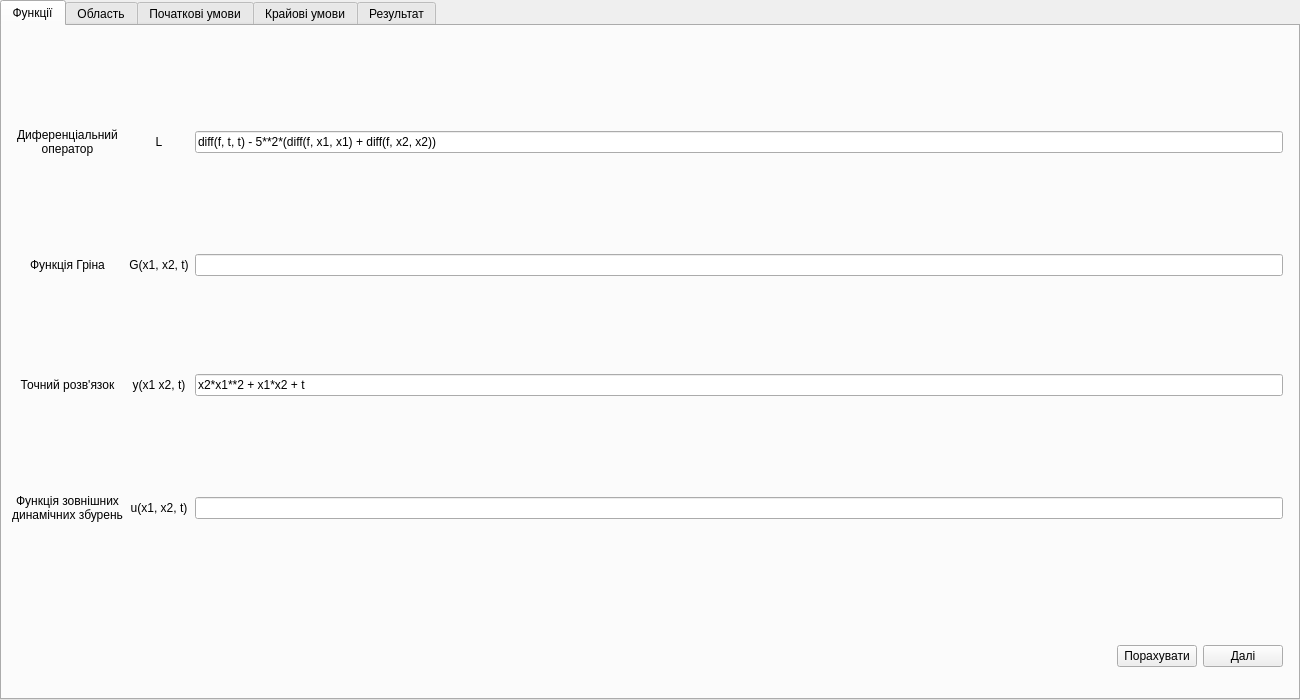
This is tabwidget.ui in Lamzin/math-modeling as Qt 5 draws it before an edit. The edited form follows.
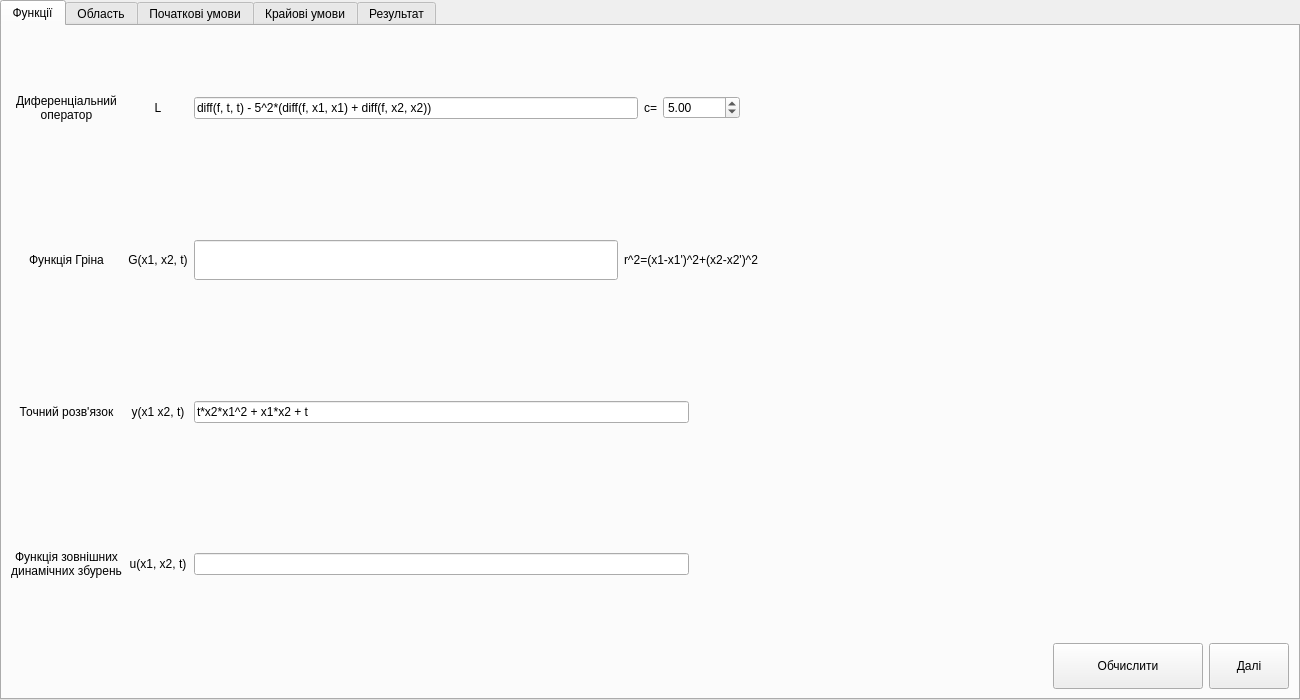
This is the edited form.

```diff
--- a/tabwidget.ui
+++ b/tabwidget.ui
@@ -10,6 +10,12 @@
     <height>700</height>
    </rect>
   </property>
+  <property name="minimumSize">
+   <size>
+    <width>683</width>
+    <height>512</height>
+   </size>
+  </property>
   <property name="windowTitle">
    <string>Лабораторна робота</string>
   </property>
@@ -17,43 +23,30 @@
    <number>0</number>
   </property>
   <widget class="QWidget" name="tab1">
+   <property name="sizePolicy">
+    <sizepolicy hsizetype="Preferred" vsizetype="Preferred">
+     <horstretch>0</horstretch>
+     <verstretch>0</verstretch>
+    </sizepolicy>
+   </property>
    <attribute name="title">
     <string>Функції</string>
    </attribute>
-   <widget class="QWidget" name="horizontalLayoutWidget">
-    <property name="geometry">
-     <rect>
-      <x>10</x>
-      <y>600</y>
-      <width>1271</width>
-      <height>61</height>
-     </rect>
-    </property>
-    <layout class="QHBoxLayout" name="horizontalLayout_1">
-     <item>
-      <spacer name="horizontalSpacer_1">
+   <layout class="QGridLayout" name="gridLayout_3">
+    <item row="0" column="1">
+     <spacer name="verticalSpacer">
        <property name="orientation">
-        <enum>Qt::Horizontal</enum>
-       </property>
-       <property name="sizeType">
-        <enum>QSizePolicy::Expanding</enum>
+       <enum>Qt::Vertical</enum>
        </property>
        <property name="sizeHint" stdset="0">
         <size>
-         <width>40</width>
-         <height>20</height>
+        <width>20</width>
+        <height>40</height>
         </size>
        </property>
       </spacer>
      </item>
-     <item>
-      <widget class="QPushButton" name="tab1_button_calc">
-       <property name="text">
-        <string>Порахувати</string>
-       </property>
-      </widget>
-     </item>
-     <item>
+    <item row="1" column="1">
       <widget class="QPushButton" name="tab1_button_next">
        <property name="sizePolicy">
         <sizepolicy hsizetype="Fixed" vsizetype="Fixed">
@@ -61,52 +54,22 @@
          <verstretch>0</verstretch>
         </sizepolicy>
        </property>
+      <property name="minimumSize">
+       <size>
+        <width>0</width>
+        <height>46</height>
+       </size>
+      </property>
        <property name="text">
         <string>Далі</string>
        </property>
       </widget>
      </item>
-    </layout>
-   </widget>
-   <widget class="QWidget" name="gridLayoutWidget">
-    <property name="geometry">
-     <rect>
-      <x>10</x>
-      <y>10</y>
-      <width>1271</width>
-      <height>581</height>
-     </rect>
-    </property>
+    <item row="0" column="0">
     <layout class="QGridLayout" name="gridLayout_1">
      <property name="sizeConstraint">
       <enum>QLayout::SetDefaultConstraint</enum>
      </property>
-     <item row="0" column="1">
-      <widget class="QLabel" name="label_L_2">
-       <property name="maximumSize">
-        <size>
-         <width>16777215</width>
-         <height>20</height>
-        </size>
-       </property>
-       <property name="text">
-        <string>L</string>
-       </property>
-       <property name="alignment">
-        <set>Qt::AlignCenter</set>
-       </property>
-      </widget>
-     </item>
-     <item row="1" column="2">
-      <widget class="QLineEdit" name="lineEdit_G"/>
-     </item>
-     <item row="0" column="2">
-      <widget class="QLineEdit" name="lineEdit_L">
-       <property name="text">
-        <string>diff(f, t, t) - 5**2*(diff(f, x1, x1) + diff(f, x2, x2))</string>
-       </property>
-      </widget>
-     </item>
      <item row="1" column="1">
       <widget class="QLabel" name="label_G_2">
        <property name="text">
@@ -117,13 +80,6 @@
        </property>
       </widget>
      </item>
-     <item row="2" column="2">
-      <widget class="QLineEdit" name="lineEdit_y">
-       <property name="text">
-        <string>x2*x1**2 + x1*x2 + t</string>
-       </property>
-      </widget>
-     </item>
      <item row="1" column="0">
       <widget class="QLabel" name="label_G">
        <property name="text">
@@ -134,17 +90,6 @@
        </property>
       </widget>
      </item>
-     <item row="0" column="0">
-      <widget class="QLabel" name="label_L">
-       <property name="text">
-        <string>Диференціальний
-оператор</string>
-       </property>
-       <property name="alignment">
-        <set>Qt::AlignCenter</set>
-       </property>
-      </widget>
-     </item>
      <item row="2" column="0">
       <widget class="QLabel" name="label_y">
        <property name="text">
@@ -186,11 +131,289 @@
        </property>
       </widget>
      </item>
+      <item row="0" column="1">
+       <widget class="QLabel" name="label_L_2">
+        <property name="maximumSize">
+         <size>
+          <width>16777215</width>
+          <height>20</height>
+         </size>
+        </property>
+        <property name="text">
+         <string>L</string>
+        </property>
+        <property name="alignment">
+         <set>Qt::AlignCenter</set>
+        </property>
+       </widget>
+      </item>
+      <item row="0" column="0">
+       <widget class="QLabel" name="label_L">
+        <property name="text">
+         <string>Диференціальний
+оператор</string>
+        </property>
+        <property name="alignment">
+         <set>Qt::AlignCenter</set>
+        </property>
+       </widget>
+      </item>
+      <item row="0" column="2">
+       <layout class="QHBoxLayout" name="horizontalLayout_14">
+        <item>
+         <widget class="QLineEdit" name="lineEdit_L">
+          <property name="enabled">
+           <bool>true</bool>
+          </property>
+          <property name="minimumSize">
+           <size>
+            <width>300</width>
+            <height>20</height>
+           </size>
+          </property>
+          <property name="text">
+           <string>diff(f, t, t) - 5^2*(diff(f, x1, x1) + diff(f, x2, x2))</string>
+          </property>
+          <property name="readOnly">
+           <bool>true</bool>
+          </property>
+         </widget>
+        </item>
+        <item>
+         <widget class="QLabel" name="label_c">
+          <property name="text">
+           <string>c=</string>
+          </property>
+         </widget>
+        </item>
+        <item>
+         <widget class="QDoubleSpinBox" name="doubleSpinBox_c">
+          <property name="minimumSize">
+           <size>
+            <width>0</width>
+            <height>20</height>
+           </size>
+          </property>
+          <property name="decimals">
+           <number>2</number>
+          </property>
+          <property name="minimum">
+           <double>0.000000000000000</double>
+          </property>
+          <property name="maximum">
+           <double>99999.990000000005239</double>
+          </property>
+          <property name="value">
+           <double>5.000000000000000</double>
+          </property>
+         </widget>
+        </item>
+        <item>
+         <spacer name="horizontalSpacer">
+          <property name="orientation">
+           <enum>Qt::Horizontal</enum>
+          </property>
+          <property name="sizeHint" stdset="0">
+           <size>
+            <width>40</width>
+            <height>20</height>
+           </size>
+          </property>
+         </spacer>
+        </item>
+        <item>
+         <spacer name="verticalSpacer_2">
+          <property name="orientation">
+           <enum>Qt::Vertical</enum>
+          </property>
+          <property name="sizeHint" stdset="0">
+           <size>
+            <width>20</width>
+            <height>40</height>
+           </size>
+          </property>
+         </spacer>
+        </item>
+       </layout>
+      </item>
+      <item row="2" column="2">
+       <layout class="QHBoxLayout" name="horizontalLayout_16">
+        <item>
+         <widget class="QLineEdit" name="lineEdit_y">
+          <property name="minimumSize">
+           <size>
+            <width>300</width>
+            <height>20</height>
+           </size>
+          </property>
+          <property name="text">
+           <string>t*x2*x1^2 + x1*x2 + t</string>
+          </property>
+         </widget>
+        </item>
+        <item>
+         <spacer name="horizontalSpacer_5">
+          <property name="orientation">
+           <enum>Qt::Horizontal</enum>
+          </property>
+          <property name="sizeHint" stdset="0">
+           <size>
+            <width>40</width>
+            <height>20</height>
+           </size>
+          </property>
+         </spacer>
+        </item>
+        <item>
+         <spacer name="verticalSpacer_4">
+          <property name="orientation">
+           <enum>Qt::Vertical</enum>
+          </property>
+          <property name="sizeHint" stdset="0">
+           <size>
+            <width>20</width>
+            <height>40</height>
+           </size>
+          </property>
+         </spacer>
+        </item>
+       </layout>
+      </item>
      <item row="3" column="2">
-      <widget class="QLineEdit" name="lineEdit_u"/>
-     </item>
-    </layout>
-   </widget>
+       <layout class="QHBoxLayout" name="horizontalLayout_17">
+        <item>
+         <widget class="QLineEdit" name="lineEdit_u">
+          <property name="minimumSize">
+           <size>
+            <width>300</width>
+            <height>20</height>
+           </size>
+          </property>
+         </widget>
+        </item>
+        <item>
+         <spacer name="horizontalSpacer_6">
+          <property name="orientation">
+           <enum>Qt::Horizontal</enum>
+          </property>
+          <property name="sizeHint" stdset="0">
+           <size>
+            <width>40</width>
+            <height>20</height>
+           </size>
+          </property>
+         </spacer>
+        </item>
+        <item>
+         <spacer name="verticalSpacer_5">
+          <property name="orientation">
+           <enum>Qt::Vertical</enum>
+          </property>
+          <property name="sizeHint" stdset="0">
+           <size>
+            <width>20</width>
+            <height>40</height>
+           </size>
+          </property>
+         </spacer>
+        </item>
+       </layout>
+      </item>
+      <item row="1" column="2">
+       <layout class="QHBoxLayout" name="horizontalLayout_18">
+        <item>
+         <widget class="QLineEdit" name="lineEdit_G">
+          <property name="minimumSize">
+           <size>
+            <width>300</width>
+            <height>40</height>
+           </size>
+          </property>
+         </widget>
+        </item>
+        <item>
+         <widget class="QLabel" name="label_r">
+          <property name="text">
+           <string>r^2=(x1-x1')^2+(x2-x2')^2</string>
+          </property>
+         </widget>
+        </item>
+        <item>
+         <spacer name="horizontalSpacer_7">
+          <property name="orientation">
+           <enum>Qt::Horizontal</enum>
+          </property>
+          <property name="sizeHint" stdset="0">
+           <size>
+            <width>40</width>
+            <height>20</height>
+           </size>
+          </property>
+         </spacer>
+        </item>
+        <item>
+         <spacer name="verticalSpacer_3">
+          <property name="orientation">
+           <enum>Qt::Vertical</enum>
+          </property>
+          <property name="sizeHint" stdset="0">
+           <size>
+            <width>20</width>
+            <height>40</height>
+           </size>
+          </property>
+         </spacer>
+        </item>
+       </layout>
+      </item>
+     </layout>
+    </item>
+    <item row="1" column="0">
+     <layout class="QHBoxLayout" name="horizontalLayout_1" stretch="0,0">
+      <property name="sizeConstraint">
+       <enum>QLayout::SetFixedSize</enum>
+      </property>
+      <property name="topMargin">
+       <number>0</number>
+      </property>
+      <item>
+       <spacer name="horizontalSpacer_1">
+        <property name="orientation">
+         <enum>Qt::Horizontal</enum>
+        </property>
+        <property name="sizeType">
+         <enum>QSizePolicy::Expanding</enum>
+        </property>
+        <property name="sizeHint" stdset="0">
+         <size>
+          <width>40</width>
+          <height>20</height>
+         </size>
+        </property>
+       </spacer>
+      </item>
+      <item>
+       <widget class="QPushButton" name="tab1_button_calc">
+        <property name="sizePolicy">
+         <sizepolicy hsizetype="Minimum" vsizetype="Fixed">
+          <horstretch>0</horstretch>
+          <verstretch>0</verstretch>
+         </sizepolicy>
+        </property>
+        <property name="minimumSize">
+         <size>
+          <width>150</width>
+          <height>46</height>
+         </size>
+        </property>
+        <property name="text">
+         <string>Обчислити</string>
+        </property>
+       </widget>
+      </item>
+     </layout>
+    </item>
+   </layout>
   </widget>
   <widget class="QWidget" name="tab2">
    <attribute name="title">
@@ -200,9 +423,9 @@
     <property name="geometry">
      <rect>
       <x>10</x>
-      <y>90</y>
+      <y>10</y>
       <width>1271</width>
-      <height>491</height>
+      <height>581</height>
      </rect>
     </property>
     <layout class="QHBoxLayout" name="horizontalLayout_2">
@@ -280,6 +503,12 @@
      </item>
      <item>
       <widget class="QPushButton" name="tab2_button_prev">
+       <property name="minimumSize">
+        <size>
+         <width>0</width>
+         <height>46</height>
+        </size>
+       </property>
        <property name="text">
         <string>Назад</string>
        </property>
@@ -287,6 +516,12 @@
      </item>
      <item>
       <widget class="QPushButton" name="tab2_button_next">
+       <property name="minimumSize">
+        <size>
+         <width>0</width>
+         <height>46</height>
+        </size>
+       </property>
        <property name="text">
         <string>Далі</string>
        </property>
@@ -303,9 +538,9 @@
     <property name="geometry">
      <rect>
       <x>10</x>
-      <y>90</y>
+      <y>10</y>
       <width>1271</width>
-      <height>491</height>
+      <height>581</height>
      </rect>
     </property>
     <layout class="QHBoxLayout" name="horizontalLayout_4">
@@ -361,6 +596,12 @@
          <verstretch>0</verstretch>
         </sizepolicy>
        </property>
+       <property name="minimumSize">
+        <size>
+         <width>0</width>
+         <height>0</height>
+        </size>
+       </property>
        <property name="mouseTracking">
         <bool>true</bool>
        </property>
@@ -393,6 +634,12 @@
      </item>
      <item>
       <widget class="QPushButton" name="tab3_button_prev">
+       <property name="minimumSize">
+        <size>
+         <width>0</width>
+         <height>46</height>
+        </size>
+       </property>
        <property name="text">
         <string>Назад</string>
        </property>
@@ -406,6 +653,12 @@
          <verstretch>0</verstretch>
         </sizepolicy>
        </property>
+       <property name="minimumSize">
+        <size>
+         <width>0</width>
+         <height>46</height>
+        </size>
+       </property>
        <property name="text">
         <string>Далі</string>
        </property>
@@ -422,9 +675,9 @@
     <property name="geometry">
      <rect>
       <x>10</x>
-      <y>20</y>
+      <y>10</y>
       <width>1271</width>
-      <height>491</height>
+      <height>501</height>
      </rect>
     </property>
     <layout class="QHBoxLayout" name="horizontalLayout_6">
@@ -520,6 +773,12 @@
      </item>
      <item>
       <widget class="QPushButton" name="tab4_button_prev">
+       <property name="minimumSize">
+        <size>
+         <width>0</width>
+         <height>46</height>
+        </size>
+       </property>
        <property name="text">
         <string>Назад</string>
        </property>
@@ -533,6 +792,12 @@
          <verstretch>0</verstretch>
         </sizepolicy>
        </property>
+       <property name="minimumSize">
+        <size>
+         <width>0</width>
+         <height>46</height>
+        </size>
+       </property>
        <property name="text">
         <string>Далі</string>
        </property>
@@ -552,6 +817,11 @@
     <layout class="QHBoxLayout" name="horizontalLayout_7">
      <item>
       <widget class="QLabel" name="label_T">
+       <property name="font">
+        <font>
+         <pointsize>12</pointsize>
+        </font>
+       </property>
        <property name="text">
         <string>T</string>
        </property>
@@ -562,6 +832,12 @@
      </item>
      <item>
       <widget class="QDoubleSpinBox" name="doubleSpinBox_T">
+       <property name="minimumSize">
+        <size>
+         <width>0</width>
+         <height>40</height>
+        </size>
+       </property>
        <property name="maximum">
         <double>1000.000000000000000</double>
        </property>
@@ -572,6 +848,11 @@
      </item>
      <item>
       <widget class="QLabel" name="label_t">
+       <property name="font">
+        <font>
+         <pointsize>12</pointsize>
+        </font>
+       </property>
        <property name="text">
         <string>t</string>
        </property>
@@ -582,6 +863,12 @@
      </item>
      <item>
       <widget class="QDoubleSpinBox" name="doubleSpinBox_t">
+       <property name="minimumSize">
+        <size>
+         <width>0</width>
+         <height>40</height>
+        </size>
+       </property>
        <property name="alignment">
         <set>Qt::AlignCenter</set>
        </property>
@@ -597,19 +884,61 @@
    <attribute name="title">
     <string>Результат</string>
    </attribute>
+   <layout class="QGridLayout" name="gridLayout">
+    <item row="0" column="0">
+     <spacer name="horizontalSpacer_5_1">
+      <property name="orientation">
+       <enum>Qt::Horizontal</enum>
+      </property>
+      <property name="sizeType">
+       <enum>QSizePolicy::Expanding</enum>
+      </property>
+      <property name="sizeHint" stdset="0">
+       <size>
+        <width>40</width>
+        <height>20</height>
+       </size>
+      </property>
+     </spacer>
+    </item>
+    <item row="0" column="1">
    <widget class="QPushButton" name="showResults">
-    <property name="geometry">
-     <rect>
-      <x>550</x>
-      <y>310</y>
-      <width>221</width>
-      <height>41</height>
-     </rect>
+      <property name="sizePolicy">
+       <sizepolicy hsizetype="Minimum" vsizetype="Fixed">
+        <horstretch>0</horstretch>
+        <verstretch>0</verstretch>
+       </sizepolicy>
+      </property>
+      <property name="minimumSize">
+       <size>
+        <width>200</width>
+        <height>50</height>
+       </size>
+      </property>
+      <property name="font">
+       <font>
+        <pointsize>12</pointsize>
+       </font>
     </property>
     <property name="text">
      <string>Показати результати</string>
     </property>
    </widget>
+    </item>
+    <item row="0" column="2">
+     <spacer name="horizontalSpacer_5_2">
+      <property name="orientation">
+       <enum>Qt::Horizontal</enum>
+      </property>
+      <property name="sizeHint" stdset="0">
+       <size>
+        <width>40</width>
+        <height>20</height>
+       </size>
+      </property>
+     </spacer>
+    </item>
+   </layout>
   </widget>
  </widget>
  <resources/>
```
Lines whose indentation alone changed are shown as unchanged.
